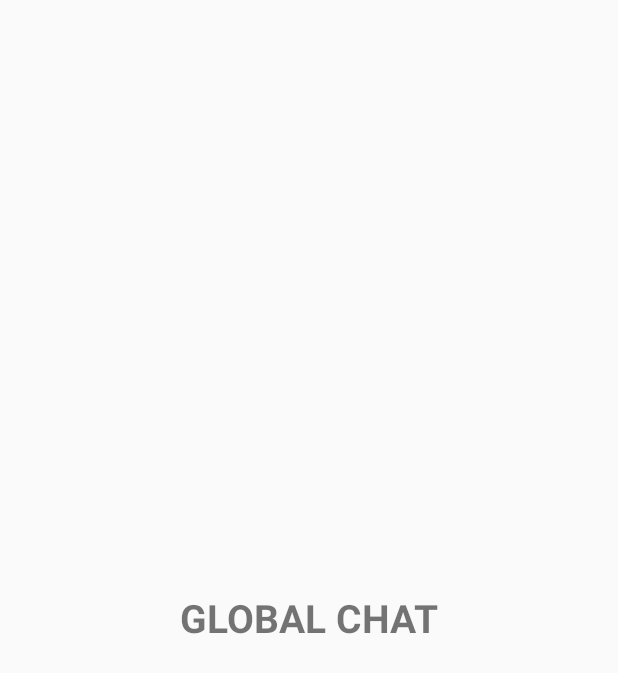
After one commit to Pawan85077/MSCII, an Android app: the fragment GlobalChat shown on its own in the app's theme, on a phone screen of 412 x 824 dp. The commit adds this screen. Shown: the top 673 px of the screen. Run offline under Robolectric (Android 15) with nearby library versions, the phone set to English and light mode, and no system bars.

Commit message:
1.Added implementation:-design. 2.Added two child fragment inside chat fragment.

```diff
--- a/app/build.gradle
+++ b/app/build.gradle
@@ -23,6 +23,7 @@ dependencies {
     implementation 'androidx.appcompat:appcompat:1.1.0'
     implementation 'androidx.constraintlayout:constraintlayout:1.1.3'
     implementation 'com.android.support:appcompat-v7:28.0.0'
+    implementation 'com.android.support:design:28.0.0'
     implementation 'com.google.firebase:firebase-auth:17.0.0'
     implementation 'com.google.firebase:firebase-database:18.0.1'
     implementation 'androidx.legacy:legacy-support-v4:1.0.0'
--- /dev/null
+++ b/app/src/main/java/com/codinghelper/mscii/GlobalChat.java
@@ -0,0 +1,28 @@
+package com.codinghelper.mscii;
+
+import android.os.Bundle;
+
+import androidx.fragment.app.Fragment;
+
+import android.view.LayoutInflater;
+import android.view.View;
+import android.view.ViewGroup;
+
+
+/**
+ * A simple {@link Fragment} subclass.
+ */
+public class GlobalChat extends Fragment {
+
+    public GlobalChat() {
+        // Required empty public constructor
+    }
+
+
+    @Override
+    public View onCreateView(LayoutInflater inflater, ViewGroup container,
+                             Bundle savedInstanceState) {
+        // Inflate the layout for this fragment
+        return inflater.inflate(R.layout.fragment_global_chat, container, false);
+    }
+}
--- /dev/null
+++ b/app/src/main/res/layout/fragment_global_chat.xml
@@ -0,0 +1,17 @@
+<?xml version="1.0" encoding="utf-8"?>
+<RelativeLayout xmlns:android="http://schemas.android.com/apk/res/android"
+    xmlns:tools="http://schemas.android.com/tools"
+    android:layout_width="match_parent"
+    android:layout_height="match_parent"
+    tools:context=".GlobalChat">
+
+    <!-- TODO: Update blank fragment layout -->
+    <TextView
+        android:layout_width="wrap_content"
+        android:layout_height="wrap_content"
+        android:text="GLOBAL CHAT"
+        android:layout_centerInParent="true"
+        android:textSize="26sp"
+        android:textStyle="bold"/>
+
+</RelativeLayout>
```
Also changed, not shown: app/src/main/java/com/codinghelper/mscii/FriendChat.java (added, +28 -0 lines), app/src/main/java/com/codinghelper/mscii/TabsAccessorAdaptor.java (added, +46 -0 lines), app/src/main/java/com/codinghelper/mscii/chatFragment.java (+14 -2 lines), app/src/main/res/layout/fragment_chat.xml (+15 -5 lines), app/src/main/res/layout/fragment_friend_chat.xml (added, +17 -0 lines).
